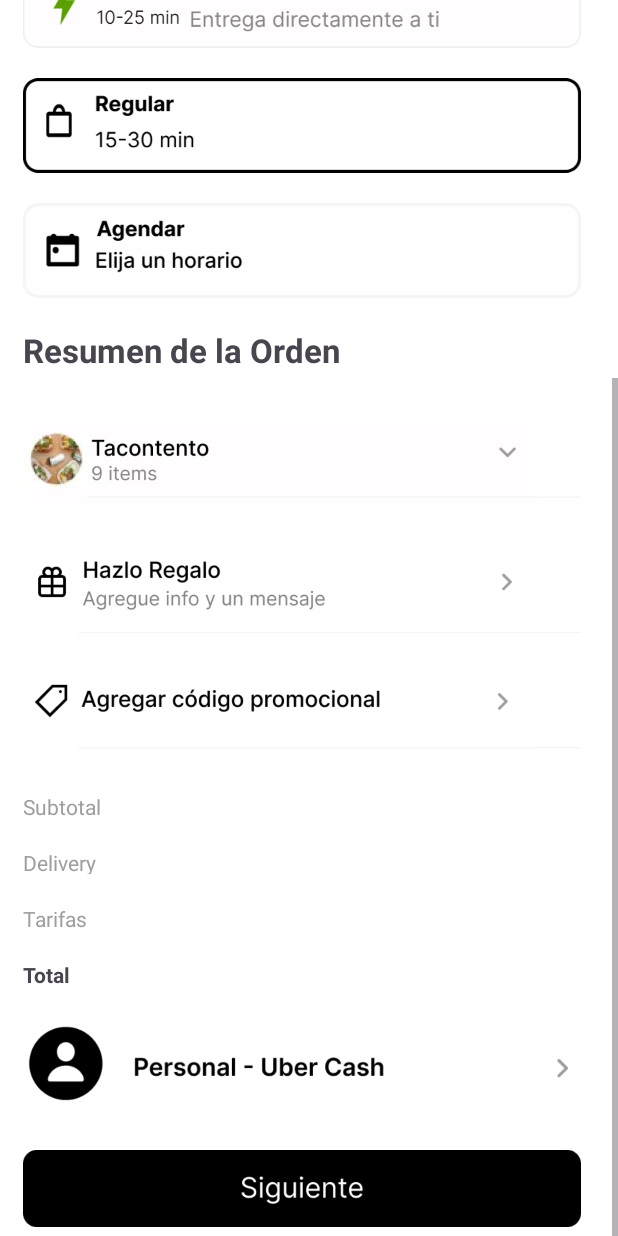
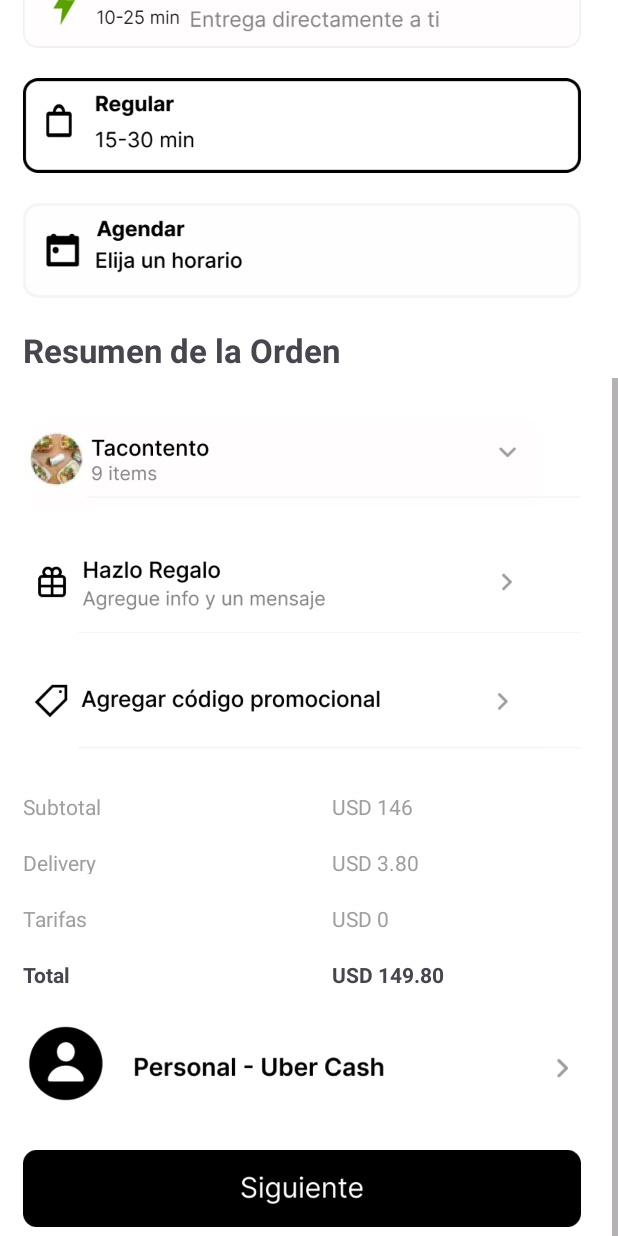
Before and after one commit to JakecorralesCespedes/Proyecto_final, an Android app: the Pago_final screen opened directly, with no data from a screen before it, scrolled down 362 dp, on a phone screen of 412 x 824 dp. Run offline under Robolectric (Android 15) with nearby library versions, the phone set to English and light mode, and no system bars.

Commit message:
trabajo final

```diff
--- a/app/src/main/java/com/unadeca/proyectofinal/Pago_final.java
+++ b/app/src/main/java/com/unadeca/proyectofinal/Pago_final.java
@@ -18,11 +18,6 @@ public class Pago_final extends AppCompatActivity {
         setContentView(R.layout.activity_pago_final);
         Button btnFlechadevolverse = findViewById(R.id.flechadevolverse);
         ImageView imgSiguiente = findViewById(R.id.siguiente);
-        TextView txtSubtotal =  findViewById(R.id.usd146);
-        TextView txtTarifas =  findViewById(R.id.usd0);
-        TextView txtDelivery =  findViewById(R.id.usd380);
-        TextView txtTotal =  findViewById(R.id.usd14980);
-
 
         btnFlechadevolverse.setOnClickListener(new View.OnClickListener() {
             @Override
@@ -37,8 +32,12 @@ public class Pago_final extends AppCompatActivity {
             public void onClick(View v) {
                 Intent intent = new Intent(Pago_final.this, DeliveryProcess.class);
                 startActivity(intent);
+
+
             }
+
         });
+
 
     }
 
--- a/app/src/main/res/layout/activity_pago_final.xml
+++ b/app/src/main/res/layout/activity_pago_final.xml
@@ -176,6 +176,7 @@
                     android:layout_marginStart="15dp"
                     android:layout_marginTop="20dp"
                     android:layout_marginEnd="30dp"
+                    android:text="USD 146"
                     />
 
             </LinearLayout>
@@ -205,6 +206,7 @@
                     android:layout_marginStart="15dp"
                     android:layout_marginTop="20dp"
                     android:layout_marginEnd="30dp"
+                    android:text="USD 3.80"
                     />
 
             </LinearLayout>
@@ -234,6 +236,7 @@
                     android:layout_marginStart="15dp"
                     android:layout_marginTop="20dp"
                     android:layout_marginEnd="30dp"
+                    android:text="USD 0"
                     />
 
             </LinearLayout>
@@ -263,7 +266,7 @@
                     android:layout_marginStart="15dp"
                     android:layout_marginTop="20dp"
                     android:layout_marginEnd="30dp"
-                    android:text="" />
+                    android:text="USD 149.80" />
 
             </LinearLayout>
 
```
Also changed, not shown: app/src/main/java/com/unadeca/proyectofinal/DeliveryProcess.java (+15 -0 lines). Lines whose indentation alone changed are shown as unchanged.
